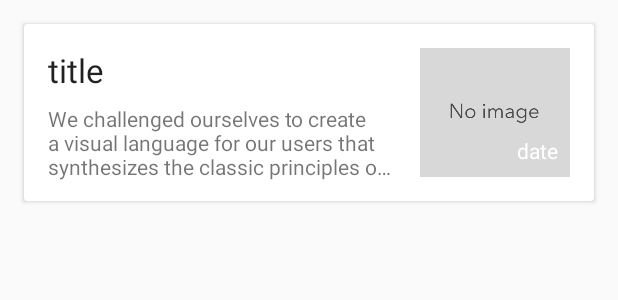
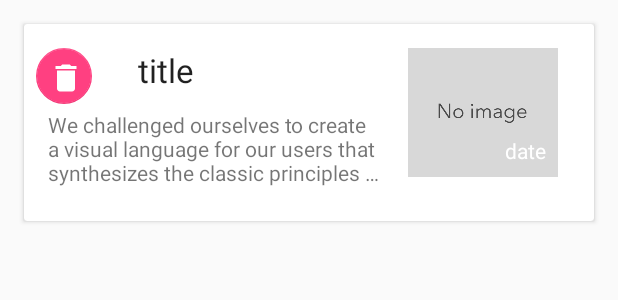
Before and after one commit to internship-2017-BR/internship, an Android app: the layout card_layout.xml on its own in the app's theme, with its tools: preview values and no code run, on a phone screen of 412 x 824 dp. Shown: the top 300 px of the screen. Run offline under Robolectric (Android 15) with nearby library versions, the phone set to English and light mode, and no system bars.

Commit message:
日記カード一覧画面から個別に削除できるように修正 新規作成画面に作成ボタン追加

```diff
--- a/MyDiary/app/src/main/java/com/example/username/mydiary/MainActivity.java
+++ b/MyDiary/app/src/main/java/com/example/username/mydiary/MainActivity.java
@@ -25,7 +25,7 @@ public class MainActivity extends AppCompatActivity
         setSupportActionBar(toolbar);
         mRealm = Realm.getDefaultInstance();
 
-        createTestData();
+        //createTestData();
         showDiaryList();
 
     }
--- a/MyDiary/app/src/main/res/layout/card_layout.xml
+++ b/MyDiary/app/src/main/res/layout/card_layout.xml
@@ -4,34 +4,39 @@
               xmlns:tools="http://schemas.android.com/tools"
               android:layout_width="match_parent"
               android:layout_height="wrap_content"
-              android:orientation="vertical">
+              android:orientation="vertical"
+    android:weightSum="1">
 
     <android.support.v7.widget.CardView
         android:layout_width="match_parent"
         android:layout_height="wrap_content"
-        android:layout_margin="16dp">
+        android:layout_margin="16dp"
+        android:layout_weight="1.09">
 
         <android.support.constraint.ConstraintLayout
             android:layout_width="match_parent"
-            android:layout_height="match_parent">
+            android:layout_height="131dp">
+
 
             <ImageView
                 android:id="@+id/diary_photo"
                 android:layout_width="100dp"
                 android:layout_height="86dp"
                 android:layout_marginBottom="16dp"
-                android:layout_marginRight="16dp"
+                android:layout_marginRight="24dp"
                 android:layout_marginTop="16dp"
                 android:scaleType="centerCrop"
                 app:layout_constraintBottom_toBottomOf="parent"
                 app:layout_constraintRight_toRightOf="parent"
                 app:layout_constraintTop_toTopOf="parent"
-                app:srcCompat="@drawable/ic_no_image"/>
+                app:srcCompat="@drawable/ic_no_image"
+                app:layout_constraintVertical_bias="0.0"
+                android:layout_marginEnd="24dp" />
 
             <TextView
                 android:id="@+id/title"
-                android:layout_width="0dp"
-                android:layout_height="wrap_content"
+                android:layout_width="164dp"
+                android:layout_height="33dp"
                 android:layout_marginLeft="16dp"
                 android:layout_marginRight="16dp"
                 android:layout_marginTop="16dp"
@@ -39,7 +44,12 @@
                 android:textAppearance="@style/TextAppearance.AppCompat.Large"
                 app:layout_constraintLeft_toLeftOf="parent"
                 app:layout_constraintRight_toLeftOf="@+id/diary_photo"
-                app:layout_constraintTop_toTopOf="parent"/>
+                app:layout_constraintTop_toTopOf="parent"
+                android:layout_marginStart="16dp"
+                android:layout_marginEnd="16dp"
+                app:layout_constraintHorizontal_bias="1.0"
+                tools:layout_editor_absoluteX="48dp"
+                tools:layout_editor_absoluteY="15dp" />
 
             <TextView
                 android:id="@+id/body"
@@ -55,7 +65,9 @@
                 app:layout_constraintLeft_toLeftOf="parent"
                 app:layout_constraintRight_toLeftOf="@+id/diary_photo"
                 app:layout_constraintTop_toBottomOf="@+id/title"
-                tools:text="We challenged ourselves to create a visual language for our users that synthesizes the classic principles of good design with the innovation and possibility of technology and science. This is material design. This spec is a living document that will be updated as we continue to develop the tenets and specifics of material design."/>
+                tools:text="We challenged ourselves to create a visual language for our users that synthesizes the classic principles of good design with the innovation and possibility of technology and science. This is material design. This spec is a living document that will be updated as we continue to develop the tenets and specifics of material design."
+                android:layout_marginStart="16dp"
+                android:layout_marginEnd="16dp" />
 
 
             <TextView
@@ -68,7 +80,22 @@
                 android:textAppearance="@style/TextAppearance.AppCompat.Small"
                 android:textColor="@android:color/white"
                 app:layout_constraintBottom_toBottomOf="@+id/diary_photo"
-                app:layout_constraintRight_toRightOf="@+id/diary_photo"/>
+                app:layout_constraintRight_toRightOf="@+id/diary_photo"
+                android:layout_marginEnd="8dp" />
+
+            <android.support.design.widget.FloatingActionButton
+                android:id="@+id/floatingActionButton"
+                android:layout_width="49dp"
+                android:layout_height="37dp"
+                android:layout_marginLeft="8dp"
+                android:layout_marginTop="16dp"
+                android:clickable="true"
+                app:elevation="0dp"
+                app:fabSize="mini"
+                app:layout_constraintLeft_toLeftOf="parent"
+                app:layout_constraintTop_toTopOf="parent"
+                app:srcCompat="@drawable/ic_delete" />
+
         </android.support.constraint.ConstraintLayout>
     </android.support.v7.widget.CardView>
 </LinearLayout>
--- a/MyDiary/build.gradle
+++ b/MyDiary/build.gradle
@@ -5,7 +5,7 @@ buildscript {
         jcenter()
     }
     dependencies {
-        classpath 'com.android.tools.build:gradle:2.3.1'
+        classpath 'com.android.tools.build:gradle:2.3.3'
 
         // NOTE: Do not place your application dependencies here; they belong
         // in the individual module build.gradle files
```
Also changed, not shown: MyDiary/app/src/main/java/com/example/username/mydiary/DiaryRealmAdapter.java (+19 -1 lines), MyDiary/app/src/main/java/com/example/username/mydiary/InputDiaryFragment.java (+17 -0 lines), MyDiary/app/src/main/res/layout/fragment_input_diary.xml (+34 -19 lines), 2 other files.
